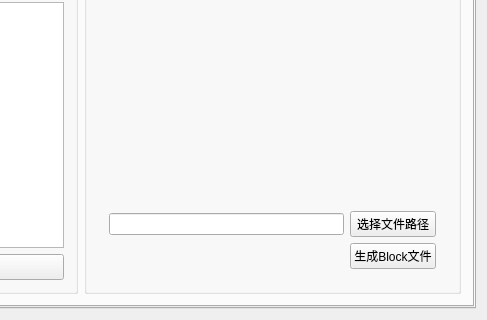
This is ImageProcess/LocalSort.ui in eric1987/ImageProcess as Qt 5 draws it before an edit; both pictures show x 326 to 813 and y 165 to 485 of the 813 by 485 pixel window. The edited form follows.
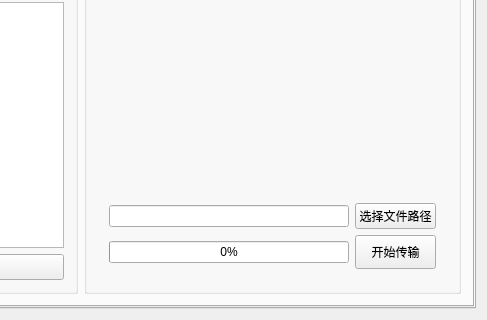
This is the edited form. Custom widgets are drawn as their Qt base class.

```diff
--- a/ImageProcess/LocalSort.ui
+++ b/ImageProcess/LocalSort.ui
@@ -40,7 +40,7 @@
         <number>0</number>
        </property>
        <item>
-        <widget class="QTabWidget" name="tabWidget">
+        <widget class="QTabWidget" name="posAndImage">
          <property name="currentIndex">
           <number>0</number>
          </property>
@@ -149,10 +149,32 @@
                    </property>
                   </widget>
                  </item>
+                 <item row="1" column="0">
+                  <widget class="QProgressBar" name="progressBar">
+                   <property name="value">
+                    <number>0</number>
+                   </property>
+                  </widget>
+                 </item>
                  <item row="1" column="1">
-                  <widget class="QPushButton" name="genBlockBtn">
+                  <widget class="QToolButton" name="startSave">
+                   <property name="sizePolicy">
+                    <sizepolicy hsizetype="Minimum" vsizetype="Minimum">
+                     <horstretch>0</horstretch>
+                     <verstretch>0</verstretch>
+                    </sizepolicy>
+                   </property>
+                   <property name="minimumSize">
+                    <size>
+                     <width>0</width>
+                     <height>34</height>
+                    </size>
+                   </property>
                    <property name="text">
-                    <string>生成Block文件</string>
+                    <string>开始传输</string>
+                   </property>
+                   <property name="checkable">
+                    <bool>true</bool>
                    </property>
                   </widget>
                  </item>
```
